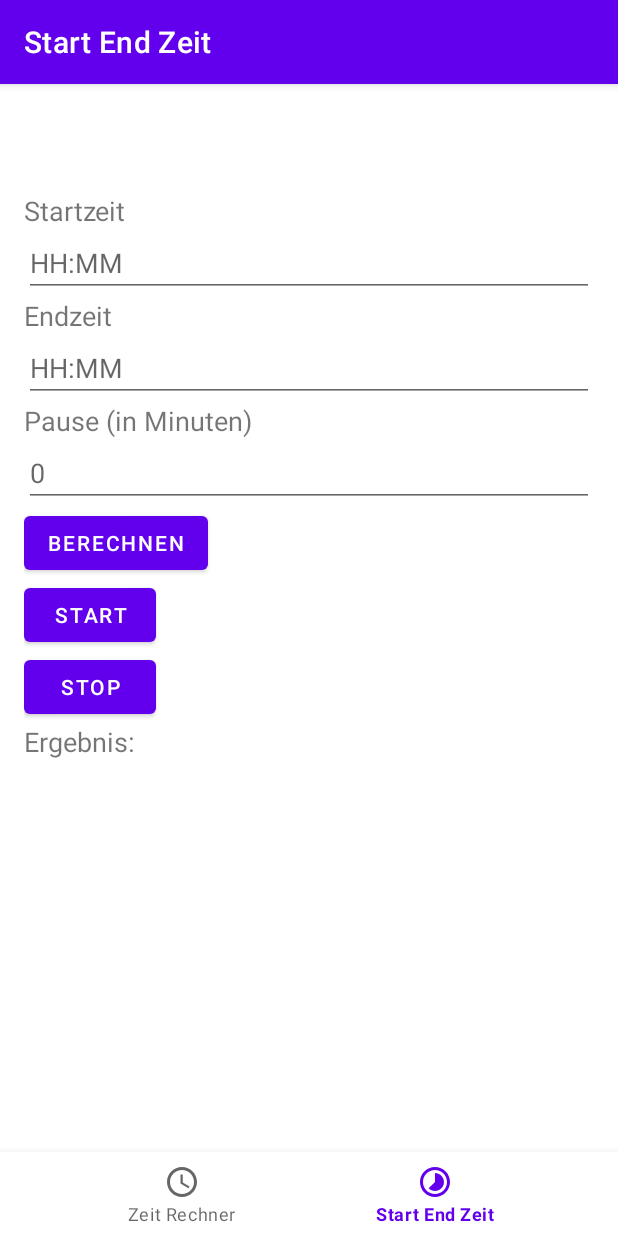
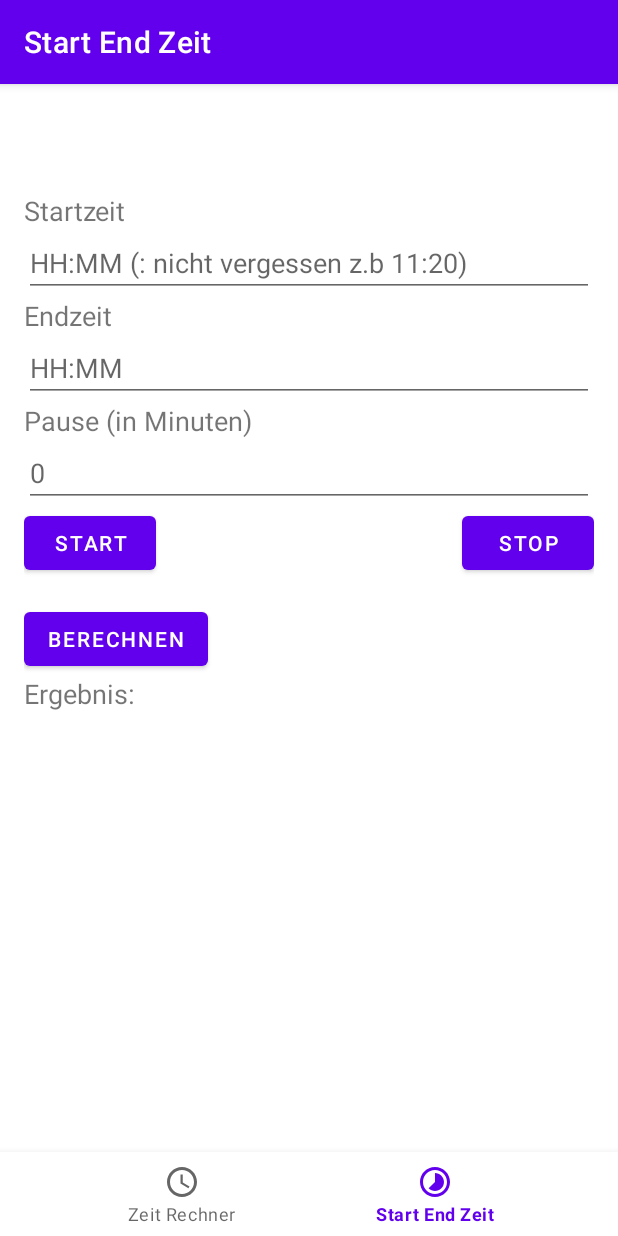
Before and after one commit to CodingRobIT/TimeCalculatorApp, an Android app: the StartEndTimeFragment screen opened through its navigation route, on a phone screen of 412 x 824 dp. Run offline under Robolectric (Android 15) with nearby library versions, the phone set to English and light mode, and no system bars; our stand-ins replace navigation-ui.

Commit message:
new arrangement of the buttons

```diff
--- a/src/main/res/layout/fragment_start_end_time.xml
+++ b/src/main/res/layout/fragment_start_end_time.xml
@@ -17,7 +17,7 @@
         android:layout_width="match_parent"
         android:layout_height="wrap_content"
         android:inputType="time"
-        android:hint="HH:MM" />
+        android:hint="HH:MM (: nicht vergessen z.b 11:20)" />
 
     <!-- Endzeit -->
     <TextView
@@ -49,27 +49,44 @@
         android:inputType="number"
         android:hint="0" />
 
-    <!-- Zeit berechnen -->
-    <Button
-        android:id="@+id/calculateButton"
-        android:layout_width="wrap_content"
+
+
+    <LinearLayout
+        android:layout_width="match_parent"
         android:layout_height="wrap_content"
-        android:text="Berechnen" />
+        android:orientation="horizontal"
+        android:gravity="center_vertical|start">
 
-    <!-- Start- und Stopp-Buttons -->
+        <!-- Start-Button -->
         <Button
             android:id="@+id/startButton"
             android:layout_width="wrap_content"
             android:layout_height="wrap_content"
             android:text="Start" />
-<!--        android:background="@color/green" />-->
 
+        <!-- Platzhalter, um den Abstand zu erzeugen -->
+        <Space
+            android:layout_width="0dp"
+            android:layout_height="wrap_content"
+            android:layout_weight="1" />
+
+        <!-- Stop-Button -->
         <Button
             android:id="@+id/stopButton"
             android:layout_width="wrap_content"
             android:layout_height="wrap_content"
             android:text="Stop" />
-<!--        android:background="@color/red" />-->
+    </LinearLayout>
+
+    <!-- Berechnen-Button darunter -->
+    <Button
+        android:id="@+id/calculateButton"
+        android:layout_width="wrap_content"
+        android:layout_height="wrap_content"
+        android:text="Berechnen"
+        android:layout_marginTop="16dp" />
+
+
 
     <!-- Ergebnisanzeige -->
     <TextView
```
Lines whose indentation alone changed are shown as unchanged.
